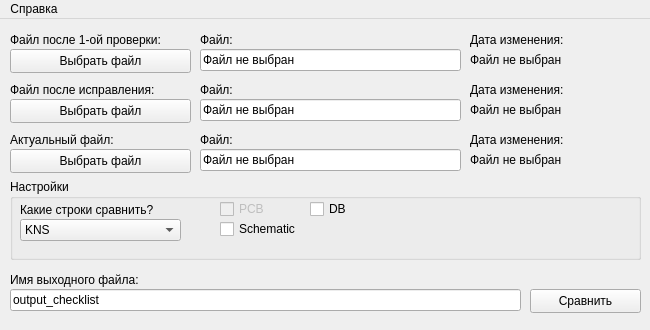
Qt form form.ui (nekriS/checklistscompare) before a commit.
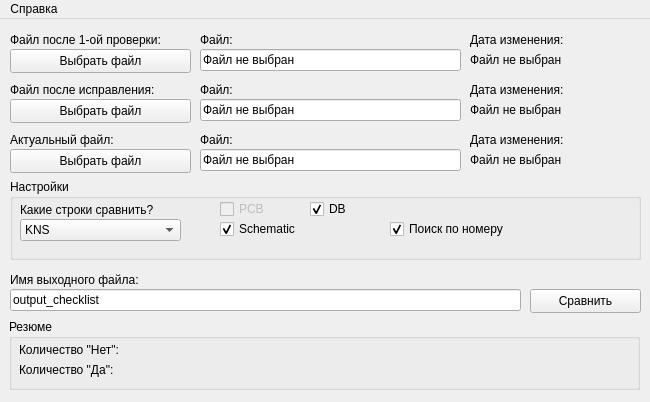
The same form after that commit.

Commit message: added functional: find, fixed bags, ver 1.0.1.

Diff of the .ui file:
```diff
--- a/form.ui
+++ b/form.ui
@@ -7,7 +7,7 @@
     <x>0</x>
     <y>0</y>
     <width>650</width>
-    <height>330</height>
+    <height>402</height>
    </rect>
   </property>
   <property name="sizePolicy">
@@ -19,13 +19,13 @@
   <property name="minimumSize">
    <size>
     <width>650</width>
-    <height>330</height>
+    <height>402</height>
    </size>
   </property>
   <property name="maximumSize">
    <size>
     <width>650</width>
-    <height>330</height>
+    <height>402</height>
    </size>
   </property>
   <property name="windowTitle">
@@ -367,7 +367,7 @@
       <string>Schematic</string>
      </property>
      <property name="checked">
-      <bool>false</bool>
+      <bool>true</bool>
      </property>
     </widget>
     <widget class="QCheckBox" name="checkBox_3">
@@ -382,6 +382,34 @@
      <property name="text">
       <string>DB</string>
      </property>
+     <property name="checked">
+      <bool>true</bool>
+     </property>
+    </widget>
+    <widget class="QCheckBox" name="find_row">
+     <property name="geometry">
+      <rect>
+       <x>380</x>
+       <y>40</y>
+       <width>151</width>
+       <height>20</height>
+      </rect>
+     </property>
+     <property name="toolTip">
+      <string>&lt;html&gt;&lt;head/&gt;&lt;body&gt;&lt;p&gt;&lt;span style=&quot; font-weight:700;&quot;&gt;Работает только для листов распиновки!&lt;/span&gt;&lt;br/&gt;Полезно, если пины на листах разных файлов идут в разном порядке. Активириует поиск по номеру пина.&lt;/p&gt;&lt;/body&gt;&lt;/html&gt;</string>
+     </property>
+     <property name="statusTip">
+      <string/>
+     </property>
+     <property name="whatsThis">
+      <string/>
+     </property>
+     <property name="text">
+      <string>Поиск по номеру</string>
+     </property>
+     <property name="checked">
+      <bool>true</bool>
+     </property>
     </widget>
    </widget>
    <widget class="QPushButton" name="Compare">
@@ -426,6 +454,45 @@
      <string>Имя выходного файла:</string>
     </property>
    </widget>
+   <widget class="QGroupBox" name="groupBox_2">
+    <property name="geometry">
+     <rect>
+      <x>9</x>
+      <y>300</y>
+      <width>631</width>
+      <height>71</height>
+     </rect>
+    </property>
+    <property name="title">
+     <string>Резюме</string>
+    </property>
+    <widget class="QLabel" name="no_label">
+     <property name="geometry">
+      <rect>
+       <x>10</x>
+       <y>20</y>
+       <width>241</width>
+       <height>21</height>
+      </rect>
+     </property>
+     <property name="text">
+      <string>Количество &quot;Нет&quot;:</string>
+     </property>
+    </widget>
+    <widget class="QLabel" name="yes_label">
+     <property name="geometry">
+      <rect>
+       <x>10</x>
+       <y>40</y>
+       <width>241</width>
+       <height>21</height>
+      </rect>
+     </property>
+     <property name="text">
+      <string>Количество &quot;Да&quot;:</string>
+     </property>
+    </widget>
+   </widget>
   </widget>
   <widget class="QMenuBar" name="menubar">
    <property name="geometry">
```
Left out of the diff: 30 changed lines with no effect on the pictures. The commit also changes 5 other files.
